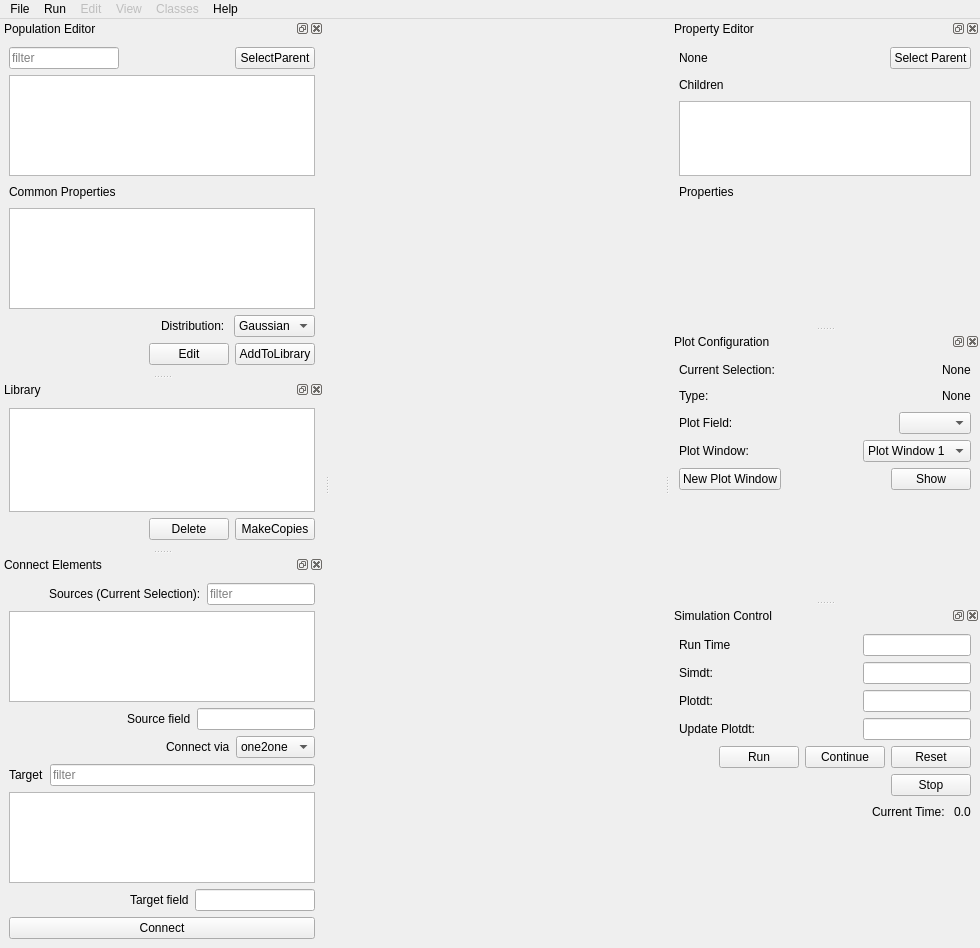
This is moose/branches/dh_branch/gui/newgui.ui in physicalist/ncbs-moose as Qt 5 draws it before an edit. The edited form follows.
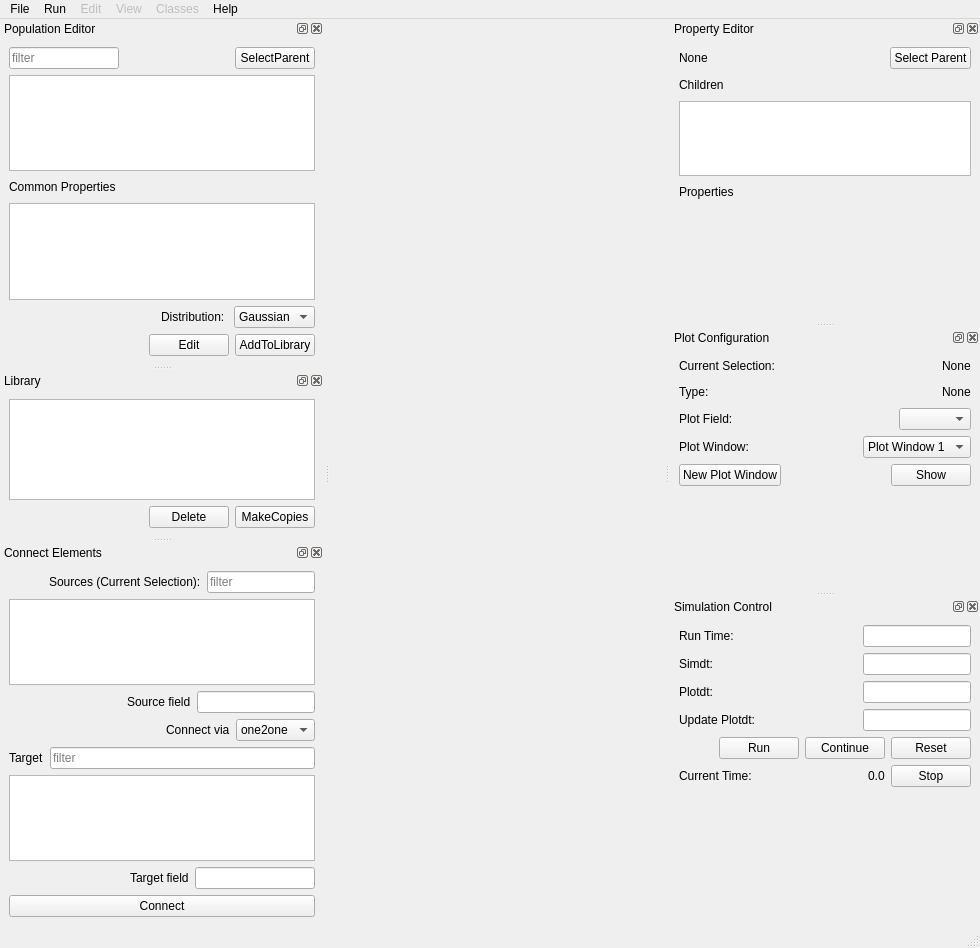
This is the edited form. Custom widgets are drawn as their Qt base class.

Commit message: push button size in docks reduced to accomodate small screens - not the best way to do it.

Patch:
```diff
--- a/moose/branches/dh_branch/gui/newgui.ui
+++ b/moose/branches/dh_branch/gui/newgui.ui
@@ -14,6 +14,12 @@
    <string>MainWindow</string>
   </property>
   <widget class="QWidget" name="centralwidget">
+   <property name="sizePolicy">
+    <sizepolicy hsizetype="Expanding" vsizetype="Expanding">
+     <horstretch>0</horstretch>
+     <verstretch>0</verstretch>
+    </sizepolicy>
+   </property>
    <layout class="QHBoxLayout" name="horizontalLayout_6">
     <item>
      <layout class="QHBoxLayout" name="horizontalLayout">
@@ -816,7 +822,20 @@
         </spacer>
        </item>
        <item>
-        <widget class="QComboBox" name="plotConfigFieldSelectionComboBox"/>
+        <widget class="QComboBox" name="plotConfigFieldSelectionComboBox">
+         <property name="minimumSize">
+          <size>
+           <width>0</width>
+           <height>0</height>
+          </size>
+         </property>
+         <property name="maximumSize">
+          <size>
+           <width>16777215</width>
+           <height>23</height>
+          </size>
+         </property>
+        </widget>
        </item>
       </layout>
      </item>
@@ -844,6 +863,18 @@
        </item>
        <item>
         <widget class="QComboBox" name="plotConfigWinSelectionComboBox">
+         <property name="minimumSize">
+          <size>
+           <width>0</width>
+           <height>0</height>
+          </size>
+         </property>
+         <property name="maximumSize">
+          <size>
+           <width>16777215</width>
+           <height>23</height>
+          </size>
+         </property>
          <item>
           <property name="text">
            <string>Plot Window 1</string>
@@ -857,6 +888,18 @@
       <layout class="QHBoxLayout" name="horizontalLayout_18">
        <item>
         <widget class="QPushButton" name="plotConfigNewWindowPushButton">
+         <property name="minimumSize">
+          <size>
+           <width>0</width>
+           <height>0</height>
+          </size>
+         </property>
+         <property name="maximumSize">
+          <size>
+           <width>16777215</width>
+           <height>23</height>
+          </size>
+         </property>
          <property name="text">
           <string>New Plot Window</string>
          </property>
@@ -877,6 +920,18 @@
        </item>
        <item>
         <widget class="QPushButton" name="plotConfigAcceptPushButton">
+         <property name="minimumSize">
+          <size>
+           <width>0</width>
+           <height>0</height>
+          </size>
+         </property>
+         <property name="maximumSize">
+          <size>
+           <width>16777215</width>
+           <height>23</height>
+          </size>
+         </property>
          <property name="text">
           <string>Show</string>
          </property>
@@ -944,7 +999,7 @@
        <item row="0" column="0">
         <widget class="QLabel" name="label_18">
          <property name="text">
-          <string>Run Time</string>
+          <string>Run Time:</string>
          </property>
         </widget>
        </item>
@@ -983,6 +1038,12 @@
        </item>
        <item>
         <widget class="QPushButton" name="simControlRunPushButton">
+         <property name="maximumSize">
+          <size>
+           <width>16777215</width>
+           <height>23</height>
+          </size>
+         </property>
          <property name="text">
           <string>Run</string>
          </property>
@@ -990,6 +1051,12 @@
        </item>
        <item>
         <widget class="QPushButton" name="simControlContinuePushButton">
+         <property name="maximumSize">
+          <size>
+           <width>16777215</width>
+           <height>23</height>
+          </size>
+         </property>
          <property name="text">
           <string>Continue</string>
          </property>
@@ -997,6 +1064,12 @@
        </item>
        <item>
         <widget class="QPushButton" name="simControlResetPushButton">
+         <property name="maximumSize">
+          <size>
+           <width>16777215</width>
+           <height>23</height>
+          </size>
+         </property>
          <property name="text">
           <string>Reset</string>
          </property>
@@ -1006,6 +1079,13 @@
      </item>
      <item>
       <layout class="QHBoxLayout" name="horizontalLayout_23">
+       <item>
+        <widget class="QLabel" name="label_16">
+         <property name="text">
+          <string>Current Time: </string>
+         </property>
+        </widget>
+       </item>
        <item>
         <spacer name="horizontalSpacer_19">
          <property name="orientation">
@@ -1019,8 +1099,21 @@
          </property>
         </spacer>
        </item>
+       <item>
+        <widget class="QLabel" name="simControlCurrentTimeLabel">
+         <property name="text">
+          <string>0.0</string>
+         </property>
+        </widget>
+       </item>
        <item>
         <widget class="QPushButton" name="simControlStopPushButton">
+         <property name="maximumSize">
+          <size>
+           <width>16777215</width>
+           <height>23</height>
+          </size>
+         </property>
          <property name="text">
           <string>Stop</string>
          </property>
@@ -1043,20 +1136,6 @@
          </property>
         </spacer>
        </item>
-       <item>
-        <widget class="QLabel" name="label_16">
-         <property name="text">
-          <string>Current Time: </string>
-         </property>
-        </widget>
-       </item>
-       <item>
-        <widget class="QLabel" name="simControlCurrentTimeLabel">
-         <property name="text">
-          <string>0.0</string>
-         </property>
-        </widget>
-       </item>
       </layout>
      </item>
      <item>
@@ -1075,6 +1154,7 @@
     </layout>
    </widget>
   </widget>
+  <widget class="QStatusBar" name="statusBar"/>
   <action name="actionLoad_Model">
    <property name="text">
     <string>Load Model</string>
```
Left out of the diff: 8 changed lines with no effect on the pictures. The commit also changes 2 other files.
